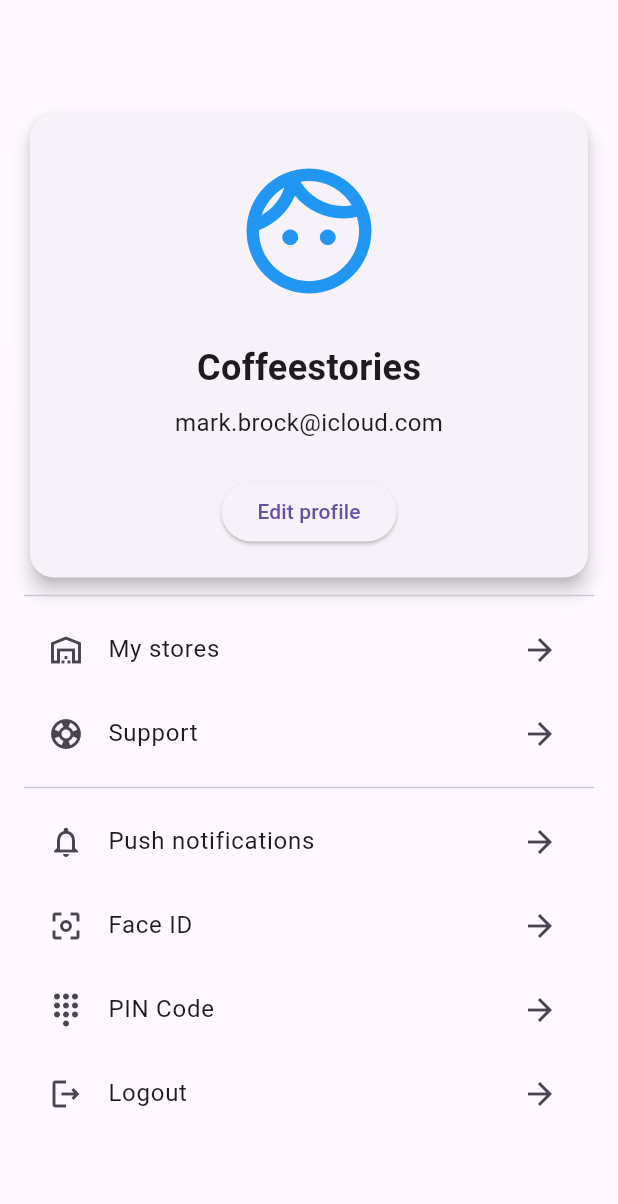
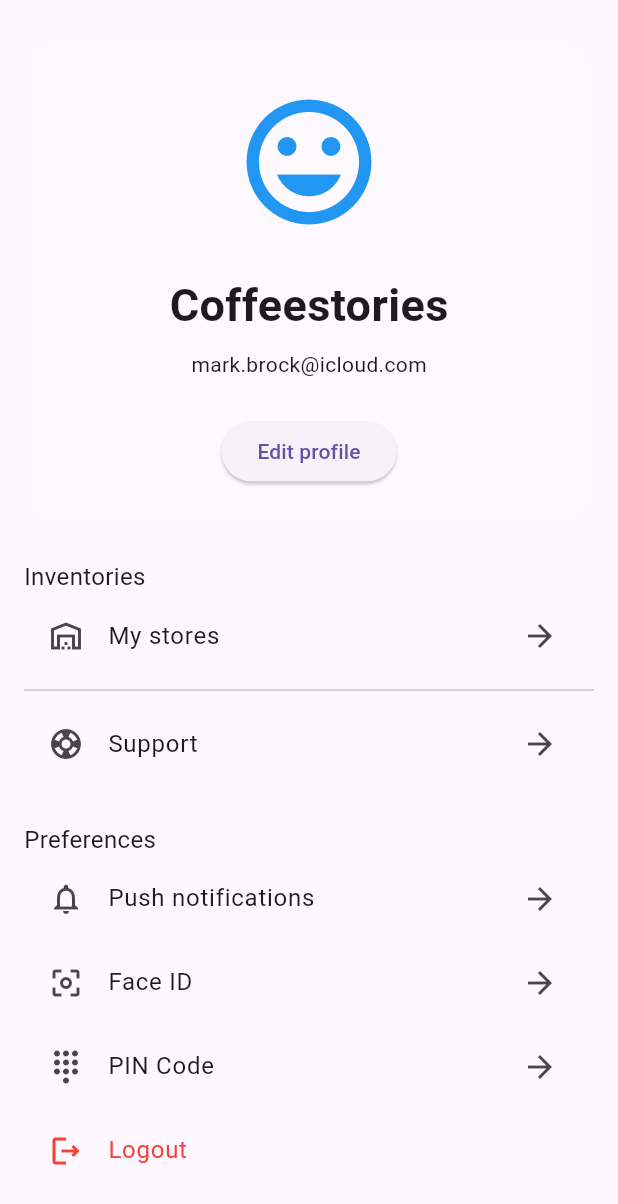
Before and after one commit to EddyArgueta/Tarea2.1, a Flutter app: the screen it shows after launch, on a phone screen of 412 x 824 dp. Shown: the top 1204 px of the screen. Run offline on Flutter 3.47's test engine with Material 3 defaults, Android fonts, the phone set to English and light mode, and no system bars.

Commit message:
Dando forma

```diff
--- a/lib/src/principal.dart
+++ b/lib/src/principal.dart
@@ -8,12 +8,14 @@ class Principal extends StatelessWidget {
   Widget build(BuildContext context) {
     return Scaffold(
       appBar: AppBar(
+        toolbarHeight: 10,
       ),
       body: ListView(
         padding: const EdgeInsets.all(16.0),
         children: [
           Card(
-            elevation: 5,
+            elevation: 0,
+            color: Colors.white30,
             shape: RoundedRectangleBorder(
               borderRadius: BorderRadius.circular(16.0),
             ),
@@ -24,7 +26,7 @@ class Principal extends StatelessWidget {
                   IconButton(
                     iconSize: 100,
                     icon: const Icon(
-                      Icons.face_unlock_rounded,
+                      Icons.tag_faces_outlined,
                       color: Colors.blue,
                     ),
                     onPressed: () {},
@@ -33,40 +35,60 @@ class Principal extends StatelessWidget {
                   const Text(
                     'Coffeestories',
                     style: TextStyle(
-                      fontSize: 24,
-                      fontWeight: FontWeight.bold,
+                      fontSize: 30,
+                      fontWeight: FontWeight.w600,
                     ),
                   ),
                   const SizedBox(height: 8),
                   const Text(
                     'mark.brock@icloud.com',
                     style: TextStyle(
-                      fontSize: 16,
+                      fontSize: 14,
                     ),
                   ),
+
                   const SizedBox(height: 24),
                   ElevatedButton(
-                    onPressed: () {
-                      // Handle edit profile action
-                    },
+                    onPressed: () {},
                     child: const Text('Edit profile'),
                   ),
                 ],
               ),
             ),
           ),
-          const Divider(),
-          const CustomListTile(
+
+          const SizedBox(height: 24),
+          const Text(
+                      textAlign: TextAlign.start,
+                      'Inventories',
+                      style: TextStyle(
+                        fontSize: 16,
+                      ),
+                    ),
+          const Column(
+            children: [
+              CustomListTile(
                 icon: Icons.warehouse_outlined,
                 title: 'My stores',
                 trailing: Icons.arrow_forward,
               ),
-          const CustomListTile(
+              Divider(),
+              CustomListTile(
                 icon: Icons.support,
                 title: 'Support',
                 trailing: Icons.arrow_forward,
               ),
-          const Divider(),
+            ],
+          ),
+
+          const SizedBox(height: 24),
+          const Text(
+                      textAlign: TextAlign.start,
+                      'Preferences',
+                      style: TextStyle(
+                        fontSize: 16,
+                      ),
+                    ),
           const CustomListTile(
             icon: Icons.notifications_none_outlined,
             title: 'Push notifications',
@@ -82,10 +104,15 @@ class Principal extends StatelessWidget {
             title: 'PIN Code',
             trailing: Icons.arrow_forward,
           ),
-          const CustomListTile(
-            icon: Icons.logout_outlined,
-            title: 'Logout',
-            trailing: Icons.arrow_forward,
+          const Column(
+            children: [
+              ListTile(
+                      leading: Icon( Icons.logout_outlined ),
+                      title: Text('Logout'),
+                      iconColor: Colors.red,
+                      textColor: Colors.red,
+                      ),
+            ],
           ),
         ],
       ),
```
Lines whose indentation alone changed are shown as unchanged.
